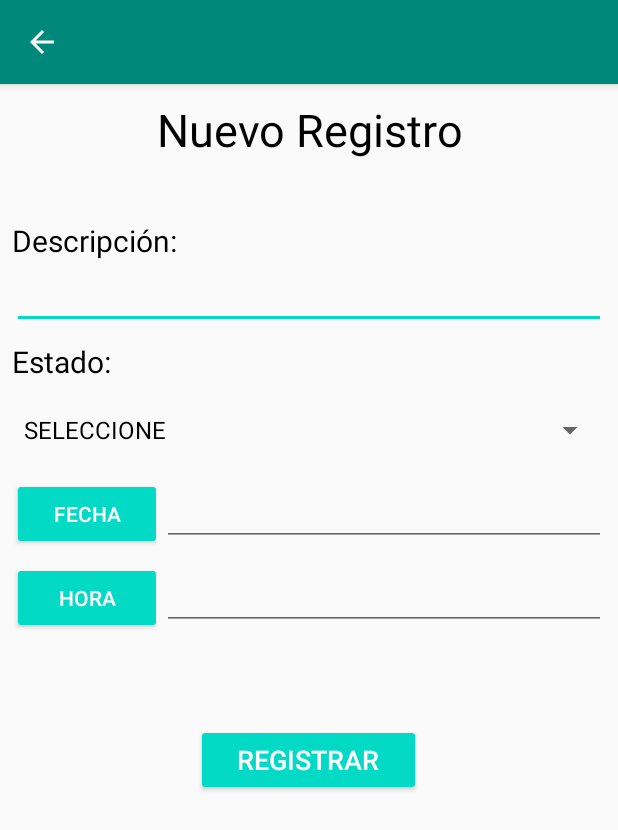
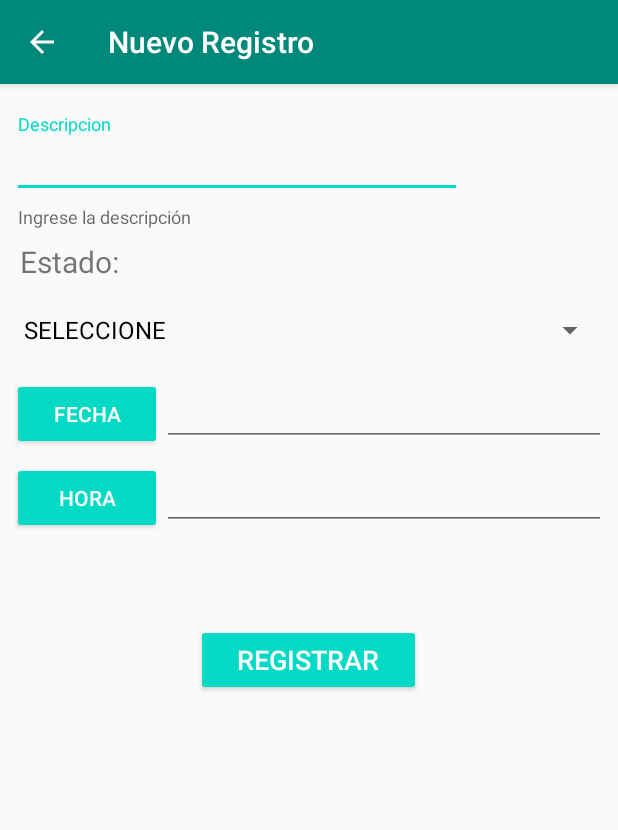
Before and after one commit to rgmcove/IniApp, an Android app: the RegistrarActivity screen opened directly, with no data from a screen before it, on a phone screen of 412 x 824 dp. Shown: the top 830 px of the screen. Run offline under Robolectric (Android 15) with nearby library versions, the light colour scheme and no system bars.

Commit message:
Se implemento material design en todas las pantallas y se habilito la action bar con titulos

```diff
--- a/app/src/main/java/co/com/proing/iniapp/accesodatos/ConsultaDB.java
+++ b/app/src/main/java/co/com/proing/iniapp/accesodatos/ConsultaDB.java
@@ -190,7 +190,8 @@ public class ConsultaDB {
                         "x.estado, \n" +
                         "y.rhdocumento||' '||y.rhnombre||' '||y.rhapell1||' '||y.rhapell2\n" +
                         "from ejercicio_android x\n" +
-                        "left join rh_hojadevida y on y.rhdocumento = x.usuario_crea";
+                        "left join rh_hojadevida y on y.rhdocumento = x.usuario_crea\n" +
+                        "order by 1";
 
                 ResultSet resultSet = st.executeQuery(sql);
 
--- a/app/src/main/java/co/com/proing/iniapp/presentacion/ActualizarActivity.java
+++ b/app/src/main/java/co/com/proing/iniapp/presentacion/ActualizarActivity.java
@@ -50,7 +50,8 @@ public class ActualizarActivity extends AppCompatActivity {
         getSupportActionBar().setDisplayHomeAsUpEnabled(true);
         ActionBar actionBar = getSupportActionBar();
         if (actionBar != null) {
-            actionBar.setDisplayShowTitleEnabled(false);
+            actionBar.setDisplayShowTitleEnabled(true);
+            actionBar.setTitle("Actualizar registro");
         }
 
         //Asignar valores a los elementos
--- a/app/src/main/java/co/com/proing/iniapp/presentacion/DetalleActivity.java
+++ b/app/src/main/java/co/com/proing/iniapp/presentacion/DetalleActivity.java
@@ -52,7 +52,8 @@ public class DetalleActivity extends AppCompatActivity {
         getSupportActionBar().setDisplayHomeAsUpEnabled(true);
         ActionBar actionBar = getSupportActionBar();
         if (actionBar != null) {
-            actionBar.setDisplayShowTitleEnabled(false);
+            actionBar.setDisplayShowTitleEnabled(true);
+            actionBar.setTitle("Detalle");
 //            actionBar.setDisplayShowHomeEnabled(true);
         }
 
--- a/app/src/main/java/co/com/proing/iniapp/presentacion/LoginActivity.java
+++ b/app/src/main/java/co/com/proing/iniapp/presentacion/LoginActivity.java
@@ -123,7 +123,7 @@ public class LoginActivity extends AppCompatActivity {
         } else{
 
             if (user.equals(cedula) && pass.equals(clave)){
-                utilidades.notificar("Ingreso correctamente", mContext);
+                utilidades.notificarCor("Ingreso correctamente", mContext);
                 Intent intent = new Intent(this, ListarActivity.class);
                 editor.putString("usuario", cedula);
                 editor.commit();
--- a/app/src/main/java/co/com/proing/iniapp/presentacion/RegistrarActivity.java
+++ b/app/src/main/java/co/com/proing/iniapp/presentacion/RegistrarActivity.java
@@ -26,6 +26,8 @@ import androidx.appcompat.app.ActionBar;
 import androidx.appcompat.app.AlertDialog;
 import androidx.appcompat.app.AppCompatActivity;
 
+import com.google.android.material.textfield.TextInputEditText;
+
 import java.util.Calendar;
 
 import co.com.proing.iniapp.R;
@@ -35,7 +37,8 @@ import co.com.proing.iniapp.utilidades.Utiles;
 public class RegistrarActivity extends AppCompatActivity implements View.OnClickListener {
 
     //Declarar elementos del activity_registrar
-    EditText descripcion, efecha, ehora;
+    EditText efecha, ehora;
+    TextInputEditText descripcion;
     Spinner comboEstado;
     String usuario;
     Button bfecha, bhora, btnRegistrar;
@@ -57,7 +60,8 @@ public class RegistrarActivity extends AppCompatActivity implements View.OnClick
         getSupportActionBar().setDisplayHomeAsUpEnabled(true);
         ActionBar actionBar = getSupportActionBar();
         if (actionBar != null) {
-            actionBar.setDisplayShowTitleEnabled(false);
+            actionBar.setDisplayShowTitleEnabled(true);
+            actionBar.setTitle("Nuevo Registro");
 //            actionBar.setDisplayShowHomeEnabled(true);
         }
 
--- a/app/src/main/java/co/com/proing/iniapp/utilidades/Utiles.java
+++ b/app/src/main/java/co/com/proing/iniapp/utilidades/Utiles.java
@@ -10,4 +10,8 @@ public class Utiles extends AppCompatActivity {
     public void notificar(String mensaje, Context ct){
         Toast.makeText(ct, mensaje, Toast.LENGTH_LONG).show();
     }
+
+    public void notificarCor(String mensaje, Context ct){
+        Toast.makeText(ct, mensaje, Toast.LENGTH_SHORT).show();
+    }
 }
--- a/app/src/main/res/layout/activity_registrar.xml
+++ b/app/src/main/res/layout/activity_registrar.xml
@@ -2,50 +2,38 @@
 <LinearLayout xmlns:android="http://schemas.android.com/apk/res/android"
     android:layout_width="match_parent"
     android:layout_height="match_parent"
+    xmlns:app="http://schemas.android.com/apk/res-auto"
     android:orientation="vertical">
 
-    <TextView
-        android:layout_width="match_parent"
+    <com.google.android.material.textfield.TextInputLayout
+        android:layout_width="300dp"
         android:layout_height="wrap_content"
-        android:id="@+id/titulo_registrar"
-        android:text="@string/titulo_registro"
-        android:textAlignment="center"
-        android:textColor="@color/colorBlack"
-        android:textSize="30dp"
-        android:layout_marginTop="10dp"
+        android:layout_marginTop="20dp"
+        android:hint="Descripcion"
+        android:inputType="textPersonName"
+        app:helperText="Ingrese la descripción"
         android:layout_marginLeft="@dimen/margen_izquierda"
-        android:layout_marginRight="@dimen/margen_derecha"
-        />
+        android:layout_marginRight="@dimen/margen_derecha">
 
-    <TextView
-        android:layout_width="match_parent"
-        android:layout_height="wrap_content"
-        android:id="@+id/lblDescripcion"
-        android:layout_marginTop="40dp"
-        android:text="Descripción: "
-        android:textColor="@color/colorBlack"
-        android:layout_marginLeft="@dimen/margen_izquierda"
-        android:layout_marginRight="@dimen/margen_derecha"
-        android:textSize="20dp"/>
+        <com.google.android.material.textfield.TextInputEditText
+            android:layout_width="match_parent"
+            android:layout_height="wrap_content"
+            android:id="@+id/idtxtDescripcion"
+            />
 
-    <EditText
-        android:layout_width="match_parent"
-        android:layout_height="wrap_content"
-        android:id="@+id/idtxtDescripcion"
-        android:layout_marginLeft="@dimen/margen_izquierda"
-        android:layout_marginRight="@dimen/margen_derecha"
-        />
+    </com.google.android.material.textfield.TextInputLayout>
 
-    <TextView
+    <com.google.android.material.textview.MaterialTextView
         android:layout_width="match_parent"
         android:layout_height="wrap_content"
         android:id="@+id/lblEstado"
-        android:text="Estado: "
-        android:textColor="@color/colorBlack"
-        android:layout_marginLeft="@dimen/margen_izquierda"
+        android:text="Estado:"
+        android:layout_marginLeft="13dp"
         android:layout_marginRight="@dimen/margen_derecha"
         android:layout_marginTop="8dp"
-        android:textSize="20dp"/>
+        android:textSize="20dp">
+
+    </com.google.android.material.textview.MaterialTextView>
 
     <Spinner
         android:layout_width="match_parent"
@@ -75,7 +63,8 @@
             android:id="@+id/idtxtFecha"
             android:layout_width="match_parent"
             android:layout_height="wrap_content"
-            android:ems="10" />
+            android:ems="10"
+            android:editable="false"/>
 
     </LinearLayout>
 
@@ -99,7 +88,8 @@
             android:id="@+id/idtxtHora"
             android:layout_width="match_parent"
             android:layout_height="wrap_content"
-            android:ems="10" />
+            android:ems="10"
+            android:editable="false"/>
 
     </LinearLayout>
 
```
Also changed, not shown: app/src/main/java/co/com/proing/iniapp/presentacion/ListarActivity.java (+12 -3 lines), app/src/main/res/layout/activity_actualizar.xml (+25 -38 lines), app/src/main/res/layout/activity_detalle.xml (+7 -19 lines), app/src/main/res/layout/activity_listar.xml (+5 -17 lines), app/src/main/res/layout/activity_login.xml (+6 -5 lines), app/src/main/res/values/strings.xml (+9 -0 lines).
